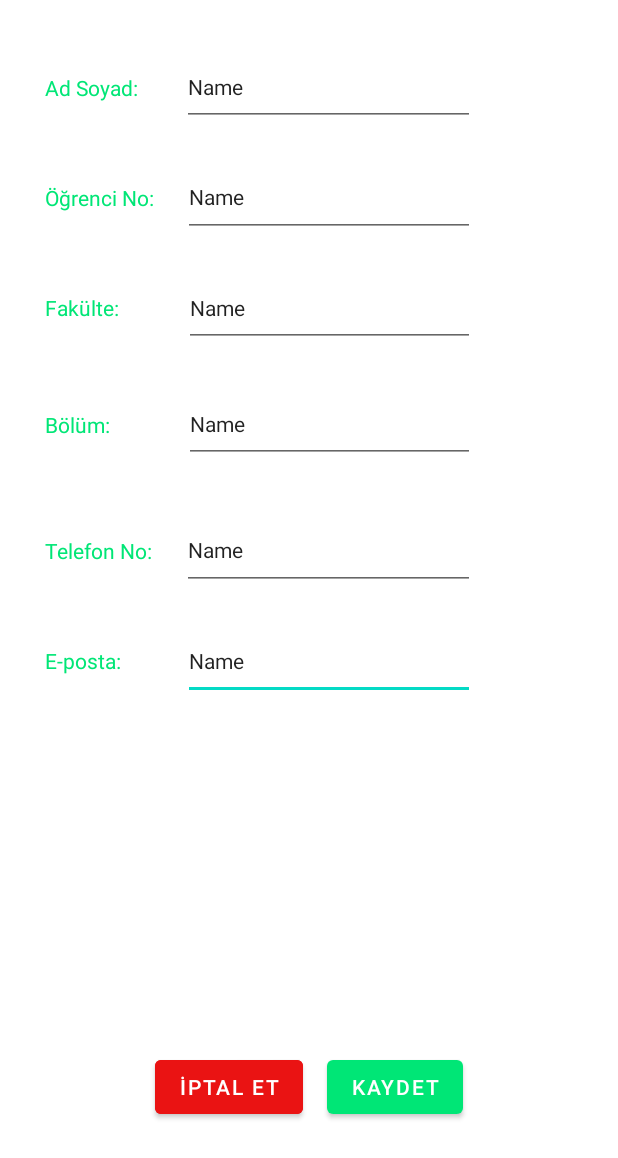
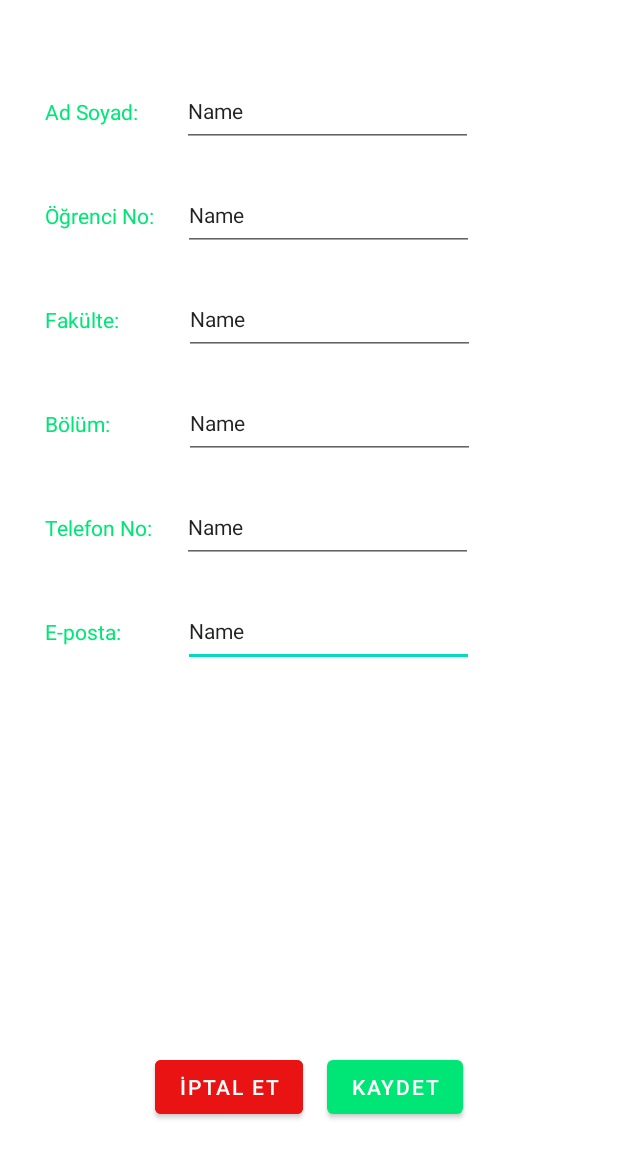
Before and after one commit to ArtunKARA/KulupApp, an Android app: the layout profileupdate_panel.xml on its own in the app's theme, with its tools: preview values and no code run, on a phone screen of 412 x 824 dp. Shown: the top 1158 px of the screen. Run offline under Robolectric (Android 15) with nearby library versions, the phone set to English and light mode, and no system bars.

Commit message:
Emirhan commit

```diff
--- a/app/src/main/res/layout/profileupdate_panel.xml
+++ b/app/src/main/res/layout/profileupdate_panel.xml
@@ -7,76 +7,66 @@
 
     <EditText
         android:id="@+id/et_nameupdate6"
-        android:layout_width="0dp"
-        android:layout_height="0dp"
-        android:layout_marginEnd="95dp"
-        android:layout_marginBottom="357dp"
+        android:layout_width="194dp"
+        android:layout_height="48dp"
+        android:layout_marginStart="41dp"
+        android:layout_marginTop="21dp"
         android:ems="10"
         android:inputType="textPersonName"
         android:text="Name"
         android:textSize="14sp"
-        app:layout_constraintBottom_toBottomOf="parent"
-        app:layout_constraintEnd_toEndOf="parent"
         app:layout_constraintStart_toEndOf="@+id/textView18"
         app:layout_constraintTop_toBottomOf="@+id/et_nameupdate5" />
 
     <EditText
         android:id="@+id/et_nameupdate5"
-        android:layout_width="0dp"
-        android:layout_height="0dp"
-        android:layout_marginEnd="95dp"
-        android:layout_marginBottom="21dp"
+        android:layout_width="194dp"
+        android:layout_height="48dp"
+        android:layout_marginStart="20dp"
+        android:layout_marginTop="21dp"
         android:ems="10"
         android:inputType="textPersonName"
         android:text="Name"
         android:textSize="14sp"
-        app:layout_constraintBottom_toTopOf="@+id/et_nameupdate6"
-        app:layout_constraintEnd_toEndOf="parent"
         app:layout_constraintStart_toEndOf="@+id/textView17"
         app:layout_constraintTop_toBottomOf="@+id/et_nameupdate4" />
 
     <EditText
         android:id="@+id/et_nameupdate4"
-        android:layout_width="0dp"
-        android:layout_height="0dp"
-        android:layout_marginEnd="95dp"
-        android:layout_marginBottom="32dp"
+        android:layout_width="194dp"
+        android:layout_height="48dp"
+        android:layout_marginStart="49dp"
+        android:layout_marginTop="21dp"
         android:ems="10"
         android:inputType="textPersonName"
         android:text="Name"
         android:textSize="14sp"
-        app:layout_constraintBottom_toTopOf="@+id/et_nameupdate5"
-        app:layout_constraintEnd_toEndOf="parent"
         app:layout_constraintStart_toEndOf="@+id/textView15"
         app:layout_constraintTop_toBottomOf="@+id/et_nameupdate3" />
 
     <EditText
         android:id="@+id/et_nameupdate3"
-        android:layout_width="0dp"
-        android:layout_height="0dp"
-        android:layout_marginEnd="95dp"
-        android:layout_marginBottom="25dp"
+        android:layout_width="194dp"
+        android:layout_height="48dp"
+        android:layout_marginStart="43dp"
+        android:layout_marginTop="21dp"
         android:ems="10"
         android:inputType="textPersonName"
         android:text="Name"
         android:textSize="14sp"
-        app:layout_constraintBottom_toTopOf="@+id/et_nameupdate4"
-        app:layout_constraintEnd_toEndOf="parent"
         app:layout_constraintStart_toEndOf="@+id/textView14"
         app:layout_constraintTop_toBottomOf="@+id/et_nameupdate2" />
 
     <EditText
         android:id="@+id/et_nameupdate2"
-        android:layout_width="0dp"
-        android:layout_height="0dp"
-        android:layout_marginEnd="95dp"
-        android:layout_marginBottom="21dp"
+        android:layout_width="194dp"
+        android:layout_height="48dp"
+        android:layout_marginStart="19dp"
+        android:layout_marginTop="21dp"
         android:ems="10"
         android:inputType="textPersonName"
         android:text="Name"
         android:textSize="14sp"
-        app:layout_constraintBottom_toTopOf="@+id/et_nameupdate3"
-        app:layout_constraintEnd_toEndOf="parent"
         app:layout_constraintStart_toEndOf="@+id/textView13"
         app:layout_constraintTop_toBottomOf="@+id/et_nameupdate" />
 
@@ -96,11 +86,9 @@
         android:layout_width="wrap_content"
         android:layout_height="wrap_content"
         android:layout_marginStart="30dp"
-        android:layout_marginEnd="29dp"
         android:text="Ad Soyad:"
         android:textColor="#00E676"
         app:layout_constraintBottom_toBottomOf="@+id/et_nameupdate"
-        app:layout_constraintEnd_toStartOf="@+id/et_nameupdate"
         app:layout_constraintStart_toStartOf="parent"
         app:layout_constraintTop_toTopOf="@+id/et_nameupdate" />
 
@@ -109,11 +97,9 @@
         android:layout_width="wrap_content"
         android:layout_height="wrap_content"
         android:layout_marginStart="30dp"
-        android:layout_marginEnd="19dp"
         android:text="Öğrenci No:"
         android:textColor="#00E676"
         app:layout_constraintBottom_toBottomOf="@+id/et_nameupdate2"
-        app:layout_constraintEnd_toStartOf="@+id/et_nameupdate2"
         app:layout_constraintStart_toStartOf="parent"
         app:layout_constraintTop_toTopOf="@+id/et_nameupdate2" />
 
@@ -122,11 +108,9 @@
         android:layout_width="wrap_content"
         android:layout_height="wrap_content"
         android:layout_marginStart="30dp"
-        android:layout_marginEnd="43dp"
         android:text="Fakülte:"
         android:textColor="#00E676"
         app:layout_constraintBottom_toBottomOf="@+id/et_nameupdate3"
-        app:layout_constraintEnd_toStartOf="@+id/et_nameupdate3"
         app:layout_constraintStart_toStartOf="parent"
         app:layout_constraintTop_toTopOf="@+id/et_nameupdate3" />
 
@@ -135,11 +119,9 @@
         android:layout_width="wrap_content"
         android:layout_height="wrap_content"
         android:layout_marginStart="30dp"
-        android:layout_marginEnd="49dp"
         android:text="Bölüm:"
         android:textColor="#00E676"
         app:layout_constraintBottom_toBottomOf="@+id/et_nameupdate4"
-        app:layout_constraintEnd_toStartOf="@+id/et_nameupdate4"
         app:layout_constraintStart_toStartOf="parent"
         app:layout_constraintTop_toTopOf="@+id/et_nameupdate4" />
 
@@ -148,11 +130,9 @@
         android:layout_width="wrap_content"
         android:layout_height="wrap_content"
         android:layout_marginStart="30dp"
-        android:layout_marginEnd="41dp"
         android:text="E-posta:"
         android:textColor="#00E676"
         app:layout_constraintBottom_toBottomOf="@+id/et_nameupdate6"
-        app:layout_constraintEnd_toStartOf="@+id/et_nameupdate6"
         app:layout_constraintStart_toStartOf="parent"
         app:layout_constraintTop_toTopOf="@+id/et_nameupdate6" />
 
@@ -161,11 +141,9 @@
         android:layout_width="wrap_content"
         android:layout_height="wrap_content"
         android:layout_marginStart="30dp"
-        android:layout_marginEnd="20dp"
         android:text="Telefon No:"
         android:textColor="#00E676"
         app:layout_constraintBottom_toBottomOf="@+id/et_nameupdate5"
-        app:layout_constraintEnd_toStartOf="@+id/et_nameupdate5"
         app:layout_constraintStart_toStartOf="parent"
         app:layout_constraintTop_toTopOf="@+id/et_nameupdate5" />
 
@@ -181,17 +159,14 @@
 
     <EditText
         android:id="@+id/et_nameupdate"
-        android:layout_width="0dp"
-        android:layout_height="0dp"
-        android:layout_marginTop="32dp"
-        android:layout_marginEnd="95dp"
-        android:layout_marginBottom="21dp"
+        android:layout_width="194dp"
+        android:layout_height="48dp"
+        android:layout_marginStart="29dp"
+        android:layout_marginTop="50dp"
         android:ems="10"
         android:inputType="textPersonName"
         android:text="Name"
         android:textSize="14sp"
-        app:layout_constraintBottom_toTopOf="@+id/et_nameupdate2"
-        app:layout_constraintEnd_toEndOf="parent"
         app:layout_constraintStart_toEndOf="@+id/textView16"
         app:layout_constraintTop_toTopOf="parent" />
 
--- a/app/src/main/res/layout/register_panel.xml
+++ b/app/src/main/res/layout/register_panel.xml
@@ -50,7 +50,7 @@
         android:layout_marginRight="20dp"
         android:layout_marginBottom="10dp"
         android:background="@drawable/et_custom"
-        android:hint="İsim"
+        android:hint="Ad Soyad"
         android:inputType="textPersonName"
         android:padding="15dp"
         android:textSize="15sp" />
@@ -63,7 +63,7 @@
         android:layout_marginRight="20dp"
         android:layout_marginBottom="10dp"
         android:background="@drawable/et_custom"
-        android:hint="E-Mail"
+        android:hint="E-Posta"
         android:inputType="textEmailAddress"
         android:padding="15dp"
         android:textSize="15sp" />
```
